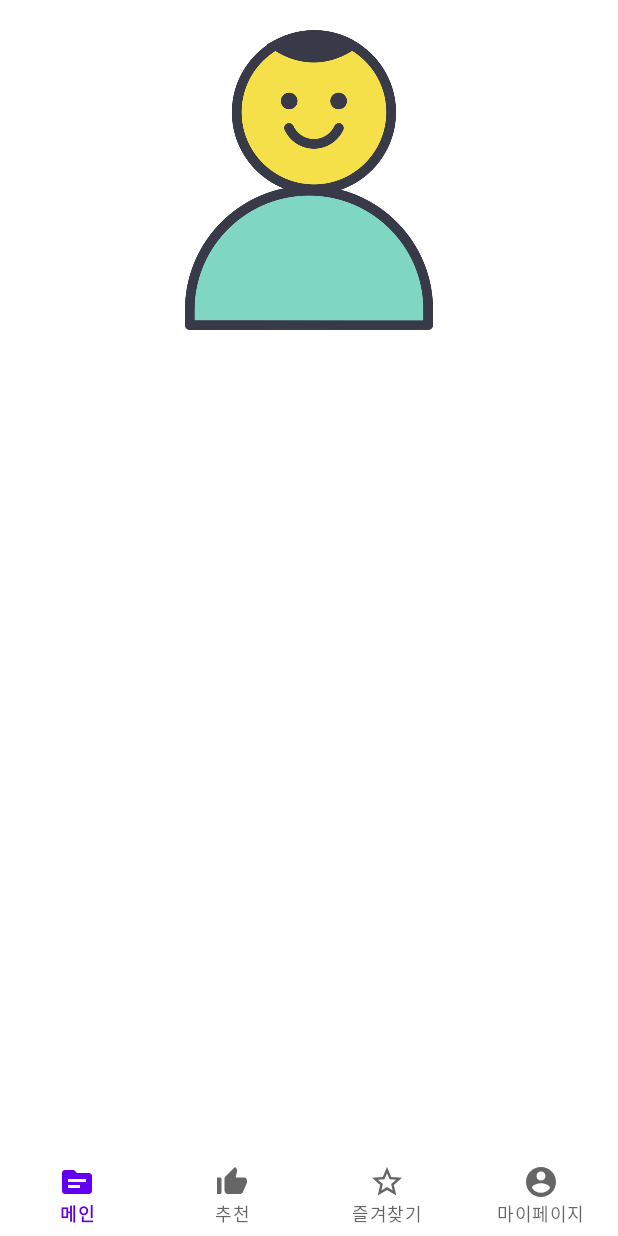
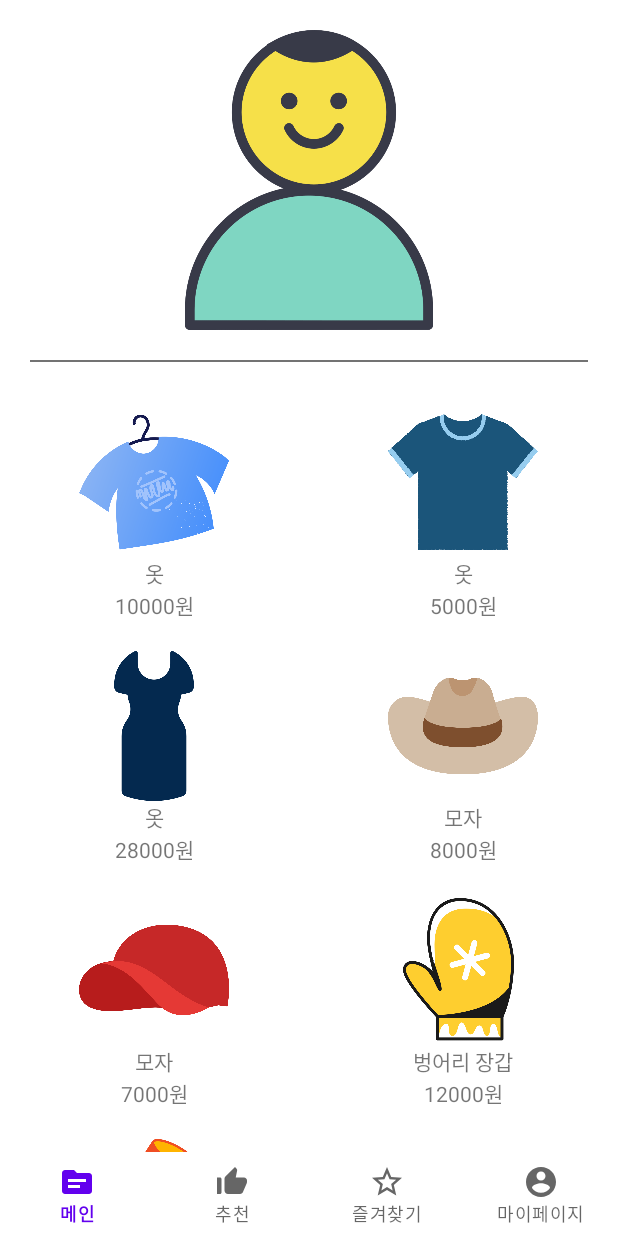
Before and after one commit to otu165/Shop, an Android app: the screen it shows after launch (MainActivity), on a phone screen of 412 x 824 dp. Run offline under Robolectric (Android 15) with nearby library versions, the light colour scheme and no system bars.

Commit message:
juyeon_MainActivity_GridView 생성

```diff
--- a/app/src/main/AndroidManifest.xml
+++ b/app/src/main/AndroidManifest.xml
@@ -8,7 +8,9 @@
         android:label="@string/app_name"
         android:roundIcon="@mipmap/ic_launcher_round"
         android:supportsRtl="true"
-        android:theme="@style/Theme.Shopping">
+        android:theme="@style/Theme.Shopping"
+        android:hardwareAccelerated="false"
+        android:largeHeap="true">
         <activity android:name=".feature.main.MainActivity">
             <intent-filter>
                 <action android:name="android.intent.action.MAIN" />
--- /dev/null
+++ b/app/src/main/java/com/example/shopping/data/main/MainGridViewData.kt
@@ -0,0 +1,8 @@
+package com.example.shopping.data.main
+
+// data of MainGridViewAdapter
+data class MainGridViewData (
+        val resource : Int,
+        val name : String,
+        val cost : Int
+)
--- a/app/src/main/java/com/example/shopping/feature/main/MainActivity.kt
+++ b/app/src/main/java/com/example/shopping/feature/main/MainActivity.kt
@@ -4,6 +4,7 @@ import androidx.appcompat.app.AppCompatActivity
 import android.os.Bundle
 import android.util.Log
 import com.example.shopping.R
+import com.example.shopping.data.main.MainGridViewData
 import kotlinx.android.synthetic.main.activity_main.*
 
 class MainActivity : AppCompatActivity() {
--- a/app/src/main/java/com/example/shopping/feature/main/MainGridViewAdapter.kt
+++ b/app/src/main/java/com/example/shopping/feature/main/MainGridViewAdapter.kt
@@ -5,14 +5,30 @@ import android.view.LayoutInflater
 import android.view.View
 import android.view.ViewGroup
 import android.widget.BaseAdapter
+import androidx.recyclerview.widget.RecyclerView
+import com.example.shopping.R
+import com.example.shopping.data.main.MainGridViewData
+import kotlinx.android.synthetic.main.item_main_grid_view.view.*
 
 class MainGridViewAdapter(private val context : Context) : BaseAdapter() {
+
+    // TODO 서버에서 받아오는 정보로 변환
+    val data = listOf<MainGridViewData>(
+            MainGridViewData(R.drawable.cloth_1, "옷", 10000),
+            MainGridViewData(R.drawable.cloth_2, "옷", 5000),
+            MainGridViewData(R.drawable.cloth_3, "옷", 28000),
+            MainGridViewData(R.drawable.hat_1, "모자", 8000),
+            MainGridViewData(R.drawable.hat_2, "모자", 7000),
+            MainGridViewData(R.drawable.mitten_1, "벙어리 장갑", 12000),
+            MainGridViewData(R.drawable.sock_1, "양말", 2500),
+    )
+
     override fun getCount(): Int {
-        return 0
+        return data.size
     }
 
     override fun getItem(p0: Int): Any {
-        return 0
+        return data[p0]
     }
 
     override fun getItemId(p0: Int): Long {
@@ -20,6 +36,14 @@ class MainGridViewAdapter(private val context : Context) : BaseAdapter() {
     }
 
     override fun getView(position: Int, convertView: View?, parent: ViewGroup?): View {
-        return convertView!!
+        val view = LayoutInflater.from(context).inflate(R.layout.item_main_grid_view, null)
+
+        // compose item view
+        view.imgItemMainGridView.setImageResource(data[position].resource)
+        view.txtItemMainGridViewName.setText(data[position].name)
+        view.txtItemMainGridViewCost.setText(data[position].cost.toString() + "원")
+
+        return view
     }
+
 }
--- a/app/src/main/res/layout/activity_main.xml
+++ b/app/src/main/res/layout/activity_main.xml
@@ -24,23 +24,26 @@
 
     </androidx.constraintlayout.widget.ConstraintLayout>
 
-    <androidx.constraintlayout.widget.ConstraintLayout
-        android:id="@+id/constraintMain2"
+    <View
+        android:id="@+id/viewMain"
         android:layout_width="match_parent"
-        android:layout_height="wrap_content"
-        app:layout_constraintTop_toBottomOf="@+id/constraintMain1">
+        android:layout_height="1dp"
+        android:background="@color/gray"
+        android:layout_margin="20dp"
+        app:layout_constraintTop_toBottomOf="@+id/constraintMain1"
+        app:layout_constraintLeft_toLeftOf="parent"
+        app:layout_constraintRight_toRightOf="parent" />
 
     <GridView
         android:id="@+id/gridViewMain"
         android:layout_width="match_parent"
         android:layout_height="wrap_content"
         android:numColumns="2"
-            app:layout_constraintTop_toBottomOf="parent"
+        android:layout_marginTop="20dp"
+        android:layout_marginBottom="?attr/actionBarSize"
+        app:layout_constraintTop_toBottomOf="@id/viewMain"
         app:layout_constraintLeft_toLeftOf="parent"
         app:layout_constraintRight_toRightOf="parent"/>
-
-    </androidx.constraintlayout.widget.ConstraintLayout>
-
 
     <androidx.constraintlayout.widget.ConstraintLayout
         android:layout_width="match_parent"
--- a/app/src/main/res/layout/item_main_grid_view.xml
+++ b/app/src/main/res/layout/item_main_grid_view.xml
@@ -1,9 +1,10 @@
 <?xml version="1.0" encoding="utf-8"?>
 <LinearLayout
-    android:id="@+id/linearItemMainGridView"
+    android:id="@+id/linearItemMainRecyclerView"
     xmlns:android="http://schemas.android.com/apk/res/android"
     android:layout_width="match_parent"
     android:layout_height="match_parent"
+    android:padding="10dp"
     android:orientation="vertical">
 
     <ImageView
--- a/app/src/main/res/layout/item_main_view_pager.xml
+++ b/app/src/main/res/layout/item_main_view_pager.xml
@@ -8,6 +8,6 @@
     <ImageView
         android:id="@+id/imgItemMainViewPager"
         android:layout_width="match_parent"
-        android:layout_height="match_parent"/>
+        android:layout_height="match_parent" />
 
 </androidx.constraintlayout.widget.ConstraintLayout>
--- a/app/src/main/res/values/colors.xml
+++ b/app/src/main/res/values/colors.xml
@@ -8,5 +8,5 @@
     <color name="black">#FF000000</color>
     <color name="white">#FFFFFFFF</color>
     <color name="red">#FF0000</color>
-
+    <color name="gray">#737373</color>
 </resources>
```
Also changed, not shown: app/src/main/res/drawable/cloth_1.png (added), app/src/main/res/drawable/cloth_2.png (added), app/src/main/res/drawable/cloth_3.png (added), app/src/main/res/drawable/hat_1.png (added), app/src/main/res/drawable/hat_2.png (added), app/src/main/res/drawable/mitten_1.png (added), app/src/main/res/drawable/sock_1.png (added). Lines whose indentation alone changed are shown as unchanged.
